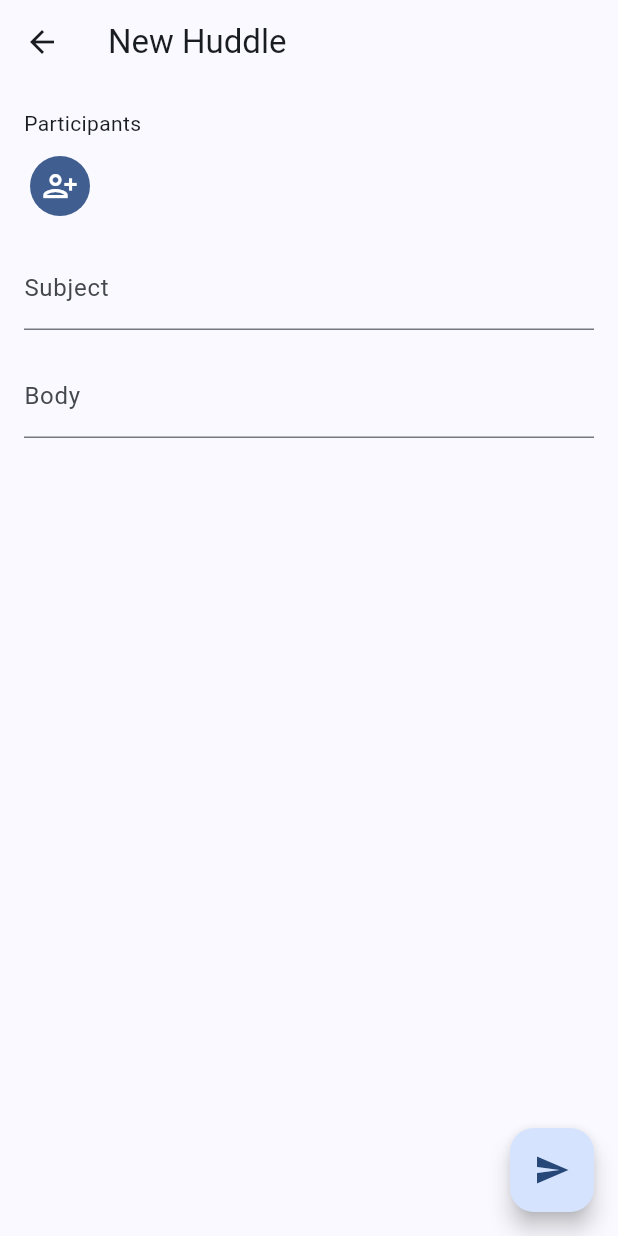
After one commit to cyclotron3k/lfgss_mobile, a Flutter app: the NewHuddle screen opened directly, on a phone screen of 412 x 824 dp. The commit adds this screen. Run offline on Flutter 3.47's test engine with Material 2 defaults, Android fonts, the phone set to English and light mode, and no system bars; our stand-ins replace cached_network_image, flutter_cache_manager, flutter_html, flutter_local_notifications, html_unescape, image_picker and 4 more; missing offline and left inert: webview_cookie_manager, workmanager; accounts and stored records are empty; network calls fail; statements that could not run were skipped.

Commit message:
huddles proto

```diff
--- a/lib/models/item_parser.dart
+++ b/lib/models/item_parser.dart
@@ -1,5 +1,6 @@
 import 'comment.dart';
 import 'conversation.dart';
+import 'event.dart';
 import 'huddle.dart';
 import 'microcosm.dart';
 import 'unknown_item.dart';
@@ -19,7 +20,7 @@ class ItemParser {
         return Conversation.fromJson(json: json);
 
       case "event":
-        return UnknownItem(type: itemType);
+        return Event.fromJson(json: json);
 
       case "poll":
         return UnknownItem(type: itemType);
--- a/lib/models/partial_profile.dart
+++ b/lib/models/partial_profile.dart
@@ -32,4 +32,16 @@ class PartialProfile extends Item {
   Widget renderAsTile({bool? overrideUnreadFlag}) {
     return PartialProfileTile(partialProfile: this);
   }
+
+  // So that Sets of profiles behave as expected...
+  @override
+  bool operator ==(Object other) {
+    if (identical(this, other)) return true;
+    return other is PartialProfile && other.id == id;
+  }
+
+  @override
+  int get hashCode {
+    return id.hashCode;
+  }
 }
--- a/lib/widgets/comment_tile.dart
+++ b/lib/widgets/comment_tile.dart
@@ -52,9 +52,6 @@ class _CommentTileState extends State<CommentTile> {
                     enableDrag: true,
                     showDragHandle: true,
                     context: context,
-                    constraints: const BoxConstraints(
-                      maxWidth: 380,
-                    ),
                     shape: const RoundedRectangleBorder(
                       borderRadius: BorderRadius.vertical(
                         top: Radius.circular(20.0),
@@ -236,6 +233,10 @@ class _CommentTileState extends State<CommentTile> {
                 decorationColor: Colors.blue,
               ),
             ),
+            "body": Style(
+              // TODO: Workaround for the above issue. Remove when resolved
+              textDecorationColor: Colors.blue,
+            ),
           },
           // onImageError: (
           //   Object exception,
--- /dev/null
+++ b/lib/widgets/new_huddle.dart
@@ -0,0 +1,110 @@
+import 'dart:developer' show log;
+
+import 'package:cached_network_image/cached_network_image.dart';
+import 'package:flutter/material.dart';
+import 'package:lfgss_mobile/widgets/profile_selector.dart';
+
+import '../models/partial_profile.dart';
+
+class NewHuddle extends StatefulWidget {
+  final Set<PartialProfile> initialParticipants;
+
+  const NewHuddle({
+    super.key,
+    required this.initialParticipants,
+  });
+
+  @override
+  State<NewHuddle> createState() => _NewHuddleState();
+}
+
+class _NewHuddleState extends State<NewHuddle> {
+  final TextEditingController _subjectController = TextEditingController();
+  final TextEditingController _bodyController = TextEditingController();
+  final Set<PartialProfile> _participants = {};
+
+  void _addParticipant(PartialProfile profile) {
+    setState(() {
+      _participants.add(profile);
+    });
+  }
+
+  @override
+  void initState() {
+    super.initState();
+    _participants.addAll(widget.initialParticipants);
+  }
+
+  @override
+  Widget build(BuildContext context) {
+    return Scaffold(
+      appBar: AppBar(
+        title: const Text('New Huddle'),
+      ),
+      body: Padding(
+        padding: const EdgeInsets.all(16.0),
+        child: Column(
+          crossAxisAlignment: CrossAxisAlignment.stretch,
+          children: [
+            const Text('Participants'),
+            const SizedBox(height: 8.0),
+            Wrap(
+              children: [
+                ..._participants.map((participant) {
+                  return Padding(
+                    padding: const EdgeInsets.only(right: 8.0),
+                    child: Chip(
+                      avatar: ClipRRect(
+                        borderRadius: BorderRadius.circular(4.0),
+                        child: CachedNetworkImage(
+                          imageUrl: participant.avatar,
+                          errorWidget: (context, url, error) => const Icon(
+                            Icons.person_outline,
+                          ),
+                        ),
+                      ),
+                      label: Text(participant.profileName),
+                      onDeleted: () {
+                        setState(() {
+                          _participants.remove(participant);
+                        });
+                      },
+                    ),
+                  );
+                }).toList(),
+                ProfileSelector(selectedParticipant: _addParticipant),
+              ],
+            ),
+            const SizedBox(height: 16.0),
+            TextFormField(
+              controller: _subjectController,
+              decoration: const InputDecoration(
+                labelText: 'Subject',
+              ),
+            ),
+            const SizedBox(height: 16.0),
+            TextFormField(
+              controller: _bodyController,
+              maxLines: null,
+              keyboardType: TextInputType.multiline,
+              decoration: const InputDecoration(
+                labelText: 'Body',
+              ),
+            ),
+          ],
+        ),
+      ),
+      floatingActionButton: FloatingActionButton(
+        onPressed: () {
+          // Send the email with the subject, recipients, and body
+          // You can implement the email sending logic here
+          // For simplicity, we'll just print the values
+          log('Subject: ${_subjectController.text}');
+          log('Recipients: $_participants');
+          log('Body: ${_bodyController.text}');
+        },
+        child: const Icon(Icons.send),
+      ),
+    );
+  }
+}
--- /dev/null
+++ b/lib/widgets/profile_selector.dart
@@ -0,0 +1,102 @@
+import 'package:cached_network_image/cached_network_image.dart';
+import 'package:flutter/material.dart';
+import 'package:lfgss_mobile/models/partial_profile.dart';
+
+import '../models/profiles.dart';
+
+class ProfileSelector extends StatefulWidget {
+  final Function selectedParticipant;
+  const ProfileSelector({
+    super.key,
+    required this.selectedParticipant,
+  });
+
+  @override
+  State<ProfileSelector> createState() => _ProfileSelectorState();
+}
+
+class _ProfileSelectorState extends State<ProfileSelector> {
+  // bool _searching = false;
+
+  @override
+  Widget build(BuildContext context) {
+    return SearchAnchor(
+      builder: (
+        BuildContext context,
+        SearchController controller,
+      ) {
+        return IconButton.filled(
+          icon: const Icon(Icons.person_add_alt),
+          onPressed: () {
+            controller.openView();
+          },
+        );
+
+        // return SearchBar(
+        //   controller: controller,
+        //   hintText: "Add participants",
+        //   padding: const MaterialStatePropertyAll<EdgeInsets>(
+        //     EdgeInsets.symmetric(
+        //       horizontal: 16.0,
+        //     ),
+        //   ),
+        //   onTap: () {
+        //     controller.openView();
+        //   },
+        //   onChanged: (_) {
+        //     controller.openView();
+        //   },
+        //   leading: const Icon(Icons.person_add_alt),
+        //   trailing: const [Icon(Icons.search)],
+        //   // trailing: [if (_searching) const CircularProgressIndicator()],
+        // );
+      },
+      suggestionsBuilder: (
+        BuildContext context,
+        SearchController controller,
+      ) async {
+        String query = controller.value.text.trim();
+        if (query == "") return List.empty();
+
+        // setState(() {
+        //   _searching = true;
+        // });
+
+        final Profiles profiles = await Profiles.search(query: query);
+
+        int count = profiles.totalChildren > 25 ? 25 : profiles.totalChildren;
+
+        List<Widget> results = [];
+
+        for (int i = 0; i < count; i++) {
+          PartialProfile profile = await profiles.getChild(i) as PartialProfile;
+          results.add(
+            ListTile(
+              title: Text(profile.profileName),
+              leading: CachedNetworkImage(
+                imageUrl: profile.avatar,
+                width: 28,
+                height: 28,
+                errorWidget: (context, url, error) => const Icon(
+                  Icons.person_outline,
+                ),
+              ),
+              onTap: () {
+                setState(() {
+                  widget.selectedParticipant(profile);
+                  controller.closeView("");
+                });
+              },
+            ),
+          );
+        }
+
+        // setState(() {
+        //   _searching = false;
+        // });
+
+        return results;
+      },
+    );
+  }
+}
```
Also changed, not shown: lib/models/profiles.dart (added, +113 -0 lines), lib/widgets/huddles_screen.dart (+13 -7 lines), 1 other file.
